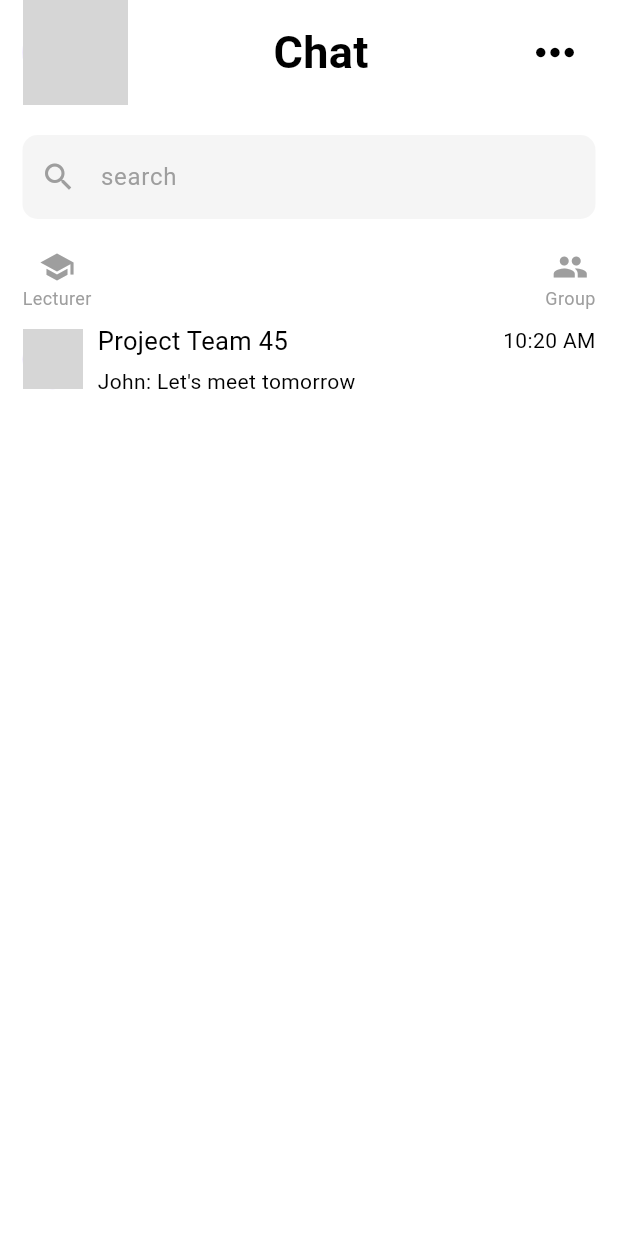
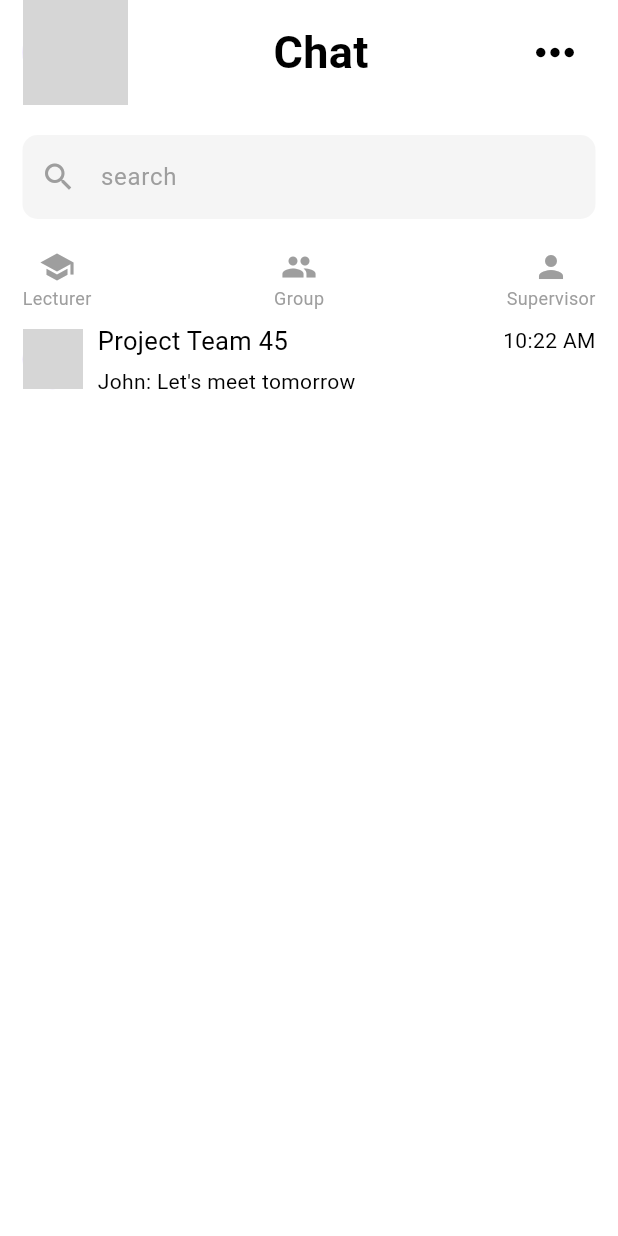
Before and after one commit to LAKI-1/Sched-Ease-Mobile-Frontend, a Flutter app: the screen it shows after launch, after a tap on "Lecturer", after a tap on "Group", on a phone screen of 412 x 824 dp. Run offline on Flutter 3.47's test engine with Material 3 defaults, Android fonts, the phone set to English and light mode, and no system bars; our stand-ins replace image_picker; network calls fail; Roboto replaces fonts that are missing (Quicksand); grey boxes are pictures that could not be loaded.

Commit message:
Update files
adding supervisor chat

```diff
--- a/lib/homescreen.dart
+++ b/lib/homescreen.dart
@@ -1,8 +1,9 @@
 import 'package:flutter/material.dart';
 import 'chatscreen.dart';
 import 'group_chat_screen.dart';
+import 'supervisor_chat_screen.dart';
 
-enum ChatCategory {lecturer, group}
+enum ChatCategory {lecturer, group, supervisor }
 
 class HomeScreen extends StatefulWidget {
   const HomeScreen({super.key});
@@ -33,8 +34,13 @@ class _HomeScreenState extends State<HomeScreen> {
   ];
 
   List<Contact> groupChats = [
-    Contact('Project Team 45','John: Let\'s meet tomorrow','10:20 AM',
+    Contact('Project Team 45','John: Let\'s meet tomorrow','10:22 AM',
       'https://static.vecteezy.com/system/resources/thumbnails/033/982/953/small/beautiful-girl-at-sunset-landscape-background-cartoon-summer-sunset-with-clouds-mountain-and-lake-anime-style-photo.jpg'),
+  ];
+
+  List<Contact> supervisorChats = [
+    Contact('Mr. William','You: Sir.Can we get a meeting today?','11.10 AM',
+      'https://i.pinimg.com/280x280_RS/85/14/3d/85143d043d763a77659dcfb85625bbe9.jpg'),
   ];
 
 
@@ -69,6 +75,10 @@ class _HomeScreenState extends State<HomeScreen> {
           break;
         case ChatCategory.group:
           currentList = groupChats;
+          break;
+
+        case ChatCategory.supervisor:
+          currentList=supervisorChats;
           break;
       }
       filteredContacts=currentList;
@@ -107,89 +117,13 @@ class _HomeScreenState extends State<HomeScreen> {
 
 
               ),
-            // //const Divider(color: Colors.white),
-            // ListTile(
-            //   leading: const Icon(Icons.delete,color: Colors.white),
-            //   title: const Text(
-            //     'Delete Contact',
-            //     style: TextStyle(color: Colors.white),
-            //
-            //   ),
-            //   onTap: (){
-            //     Navigator.pop(context);
-            //     deleteOption();
-            //
-            //   },
-            // )
 
           ],
         );
       }
     );
   }
-  //
-  // void addContactDialog(){
-  //   final nameController = TextEditingController();
-  //
-  //   showDialog(
-  //     context: context,
-  //     builder: (BuildContext context){
-  //       return AlertDialog(
-  //         backgroundColor: const Color(0xFF20283A),
-  //         title: const Text('Add new contact',style: TextStyle(color: Colors.white)),
-  //         content: Column(
-  //           mainAxisSize: MainAxisSize.min,
-  //           children: [
-  //             TextField(
-  //               controller: nameController,
-  //               decoration: const InputDecoration(
-  //                 labelText: 'Name',
-  //                 labelStyle: TextStyle(color: Colors.white),
-  //                 enabledBorder: UnderlineInputBorder(
-  //                   borderSide: BorderSide(color: Colors.white),
-  //
-  //                 ),
-  //               ),
-  //               style: const TextStyle(color: Colors.white),
-  //             ),
-  //           ],
-  //         ),
-  //
-  //         actions: [
-  //           TextButton(
-  //             onPressed: (){
-  //               Navigator.of(context).pop();
-  //
-  //             },
-  //             child: const Text('Cancel',style: TextStyle(color: Colors.white)),
-  //
-  //
-  //           ),
-  //
-  //           TextButton(
-  //             onPressed: (){
-  //               if(nameController.text.isNotEmpty){
-  //                 setState(() {
-  //                   Contact(
-  //                     nameController.text,
-  //                     AutofillHints.email,
-  //                     'now',
-  //                     'https://i.pinimg.com/564x/e3/0f/47/e30f472f97a3b7090f62731ea87a84c2.jpg',
-  //
-  //                   );
-  //                   filteredContacts=List.from(contacts);
-  //                 });
-  //               }
-  //               Navigator.of(context).pop();
-  //             },
-  //             child: const Text('Add',style: TextStyle(color: Colors.blueGrey)),
-  //           )
-  //
-  //         ],
-  //       );
-  //     }
-  //   );
-  // }
+
 
 
   void deleteOption() {
@@ -360,6 +294,8 @@ class _HomeScreenState extends State<HomeScreen> {
                       Colors.grey),
                     _categoryButton('Group', Icons.group,ChatCategory.group,
                       Colors.grey),
+                    _categoryButton('Supervisor',Icons.person,ChatCategory.supervisor,
+                      Colors.grey),
                 ],
                 ),
 
--- a/pubspec.yaml
+++ b/pubspec.yaml
@@ -31,10 +31,14 @@ dependencies:
   flutter:
     sdk: flutter
 
+
+
+
   # The following adds the Cupertino Icons font to your application.
   # Use with the CupertinoIcons class for iOS style icons.
   cupertino_icons: ^1.0.8
   image_picker: ^1.1.2
+  intl: ^0.20.2
 
 dev_dependencies:
   flutter_test:
```
Also changed, not shown: lib/supervisor_chat_screen.dart (added, +33 -0 lines), pubspec.lock.
